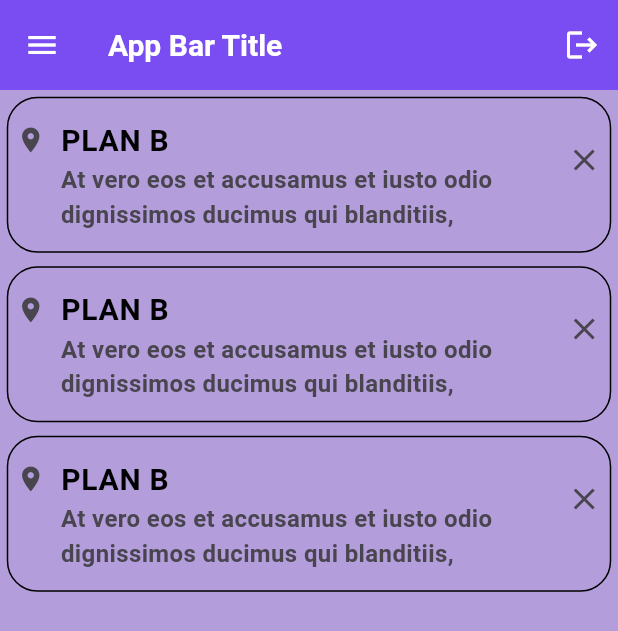
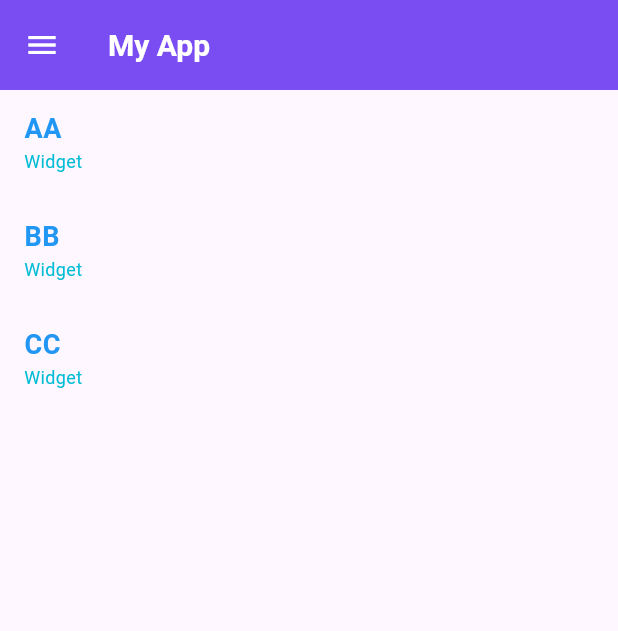
Before and after one commit to rdemir0/flutter_application_2, a Flutter app: the screen it shows after launch, on a phone screen of 412 x 824 dp. Shown: the top 631 px of the screen. Run offline on Flutter 3.47's test engine with Material 3 defaults, Android fonts, the phone set to English and light mode, and no system bars.

Commit message:
Add / 2.3 - Everything Widget - item list view + builder list view

```diff
--- /dev/null
+++ b/lib/BuilderListView.dart
@@ -0,0 +1,36 @@
+
+
+import 'package:flutter/material.dart';
+
+class Builderlistview extends StatelessWidget {
+
+  Builderlistview({super.key});
+
+  List<String> names = ["AA", "BB","CC"];
+
+  @override
+  Widget build(BuildContext context) {
+    return Scaffold(
+      body: ListView.builder(
+        itemCount: names.length,
+        itemBuilder: (context, index) => ListTile(
+          title: Text(
+            names[index],
+            style: TextStyle(
+              fontSize: 18,
+              fontWeight: FontWeight.bold,
+              color: Colors.blue
+            )
+          ),
+          subtitle: Text(
+            context.toString(),
+            style: TextStyle(
+              fontSize: 12,
+              color: Colors.cyan
+            )
+          ),
+        ),
+      ),
+    );
+  }
+}
--- /dev/null
+++ b/lib/CustomListView.dart
@@ -0,0 +1,53 @@
+import 'package:flutter/material.dart';
+
+class CustomListView extends StatelessWidget {
+
+  CustomListView({super.key});
+
+  List names = ["Ash","Brook","Misty"];
+
+  // This widget is the root of your application.
+  @override
+  Widget build(BuildContext context) {
+    return MaterialApp(
+      debugShowCheckedModeBanner: false,
+      home: Scaffold(
+        backgroundColor: Colors.deepPurple[200],
+        body: ListView.builder(
+          itemCount: names.length,
+          itemBuilder: (context, index) => ListTile(
+            contentPadding: EdgeInsets.all(5),
+            shape: RoundedRectangleBorder(
+              side:const BorderSide(color: Colors.black, width: 1, strokeAlign: -10),
+              borderRadius: BorderRadius.circular(25),
+            ),
+            title:Row(
+              children:const [
+                Icon(Icons.location_on,size: 20,),
+                SizedBox(width: 10,),
+                Text("PLAN B",style: TextStyle(fontSize: 20,fontWeight: FontWeight.bold,color: Colors.black),),
+              ],
+            ) ,
+            isThreeLine: true,
+            subtitle:Row(
+              children:const [
+                SizedBox(width: 30,),
+                Expanded(
+                  child: Text("At vero eos et accusamus et iusto odio dignissimos ducimus qui blanditiis,",
+                    style: TextStyle(fontSize: 16,fontWeight: FontWeight.w700),),
+                ),
+              ],
+            ) ,
+            trailing: Column(
+              mainAxisAlignment: MainAxisAlignment.center,
+              crossAxisAlignment: CrossAxisAlignment.center,
+              children: <Widget>[
+                const Icon(Icons.close),
+              ],
+            ),
+          ),
+        )
+      )
+    );
+  }
+}
--- a/lib/main.dart
+++ b/lib/main.dart
@@ -1,26 +1,22 @@
 import 'package:flutter/material.dart';
-import 'package:flutter/services.dart';
+import 'package:flutter_application_2/BuilderListView.dart';
+import 'package:flutter_application_2/CustomListView.dart';
+import 'package:flutter_application_2/ItemListview.dart';
 
 void main() {
   runApp(MyApp());
 }
 
+
 class MyApp extends StatelessWidget {
-
-  MyApp({super.key});
-  static const platform = MethodChannel('com.example.native_alert');
-
-  List names = ["Ash","Brook","Misty"];
-
-  // This widget is the root of your application.
   @override
   Widget build(BuildContext context) {
     return MaterialApp(
       debugShowCheckedModeBanner: false,
       home: Scaffold(
-        backgroundColor: Colors.deepPurple[200],
+        backgroundColor: const Color.fromARGB(255, 142, 132, 161),
         appBar: AppBar(
-          title: Text("App Bar Title"),
+          title: Text("My App"),
           elevation: 20,
           backgroundColor: Colors.deepPurpleAccent,
           titleTextStyle: TextStyle(
@@ -29,53 +25,10 @@ class MyApp extends StatelessWidget {
             fontWeight: FontWeight.w600,
           ),
           leading: Icon(Icons.menu, color: Colors.white),
-          toolbarHeight: 60,
-          actions: [
-            IconButton(onPressed: () async {
-              try {
-                // Call the native method to show the native alert
-                await platform.invokeMethod('showNativeAlert');
-              } on PlatformException catch (e) {
-                print("Error: ${e.message}");
-              }
-            }, icon: Icon(Icons.logout, color: Colors.white,))
-          ],
+          toolbarHeight: 60
         ),
-        body: ListView.builder(
-          itemCount: names.length,
-          itemBuilder: (context, index) => ListTile(
-            contentPadding: EdgeInsets.all(5),
-            shape: RoundedRectangleBorder(
-              side:const BorderSide(color: Colors.black, width: 1, strokeAlign: -10),
-              borderRadius: BorderRadius.circular(25),
-            ),
-            title:Row(
-              children:const [
-                Icon(Icons.location_on,size: 20,),
-                SizedBox(width: 10,),
-                Text("PLAN B",style: TextStyle(fontSize: 20,fontWeight: FontWeight.bold,color: Colors.black),),
-              ],
-            ) ,
-            isThreeLine: true,
-            subtitle:Row(
-              children:const [
-                SizedBox(width: 30,),
-                Expanded(
-                  child: Text("At vero eos et accusamus et iusto odio dignissimos ducimus qui blanditiis,",
-                    style: TextStyle(fontSize: 16,fontWeight: FontWeight.w700),),
-                ),
-              ],
-            ) ,
-            trailing: Column(
-              mainAxisAlignment: MainAxisAlignment.center,
-              crossAxisAlignment: CrossAxisAlignment.center,
-              children: <Widget>[
-                const Icon(Icons.close),
-              ],
-            ),
-          ),
-        )
-      )
+        body: Builderlistview() // Imported ItemListScreen in MyApp's body
+      ),
     );
   }
 }
```
Also changed, not shown: lib/ItemListview.dart (added, +22 -0 lines).
